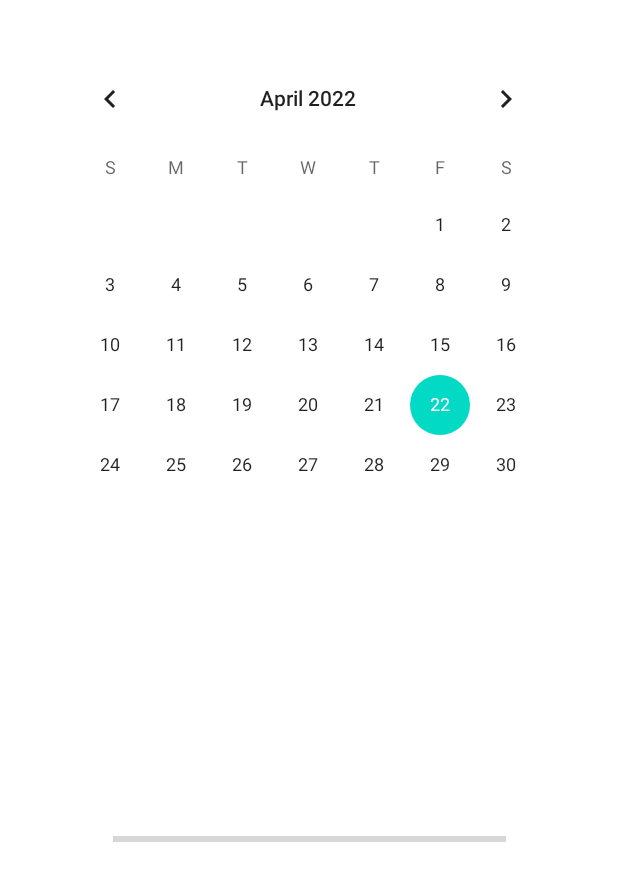
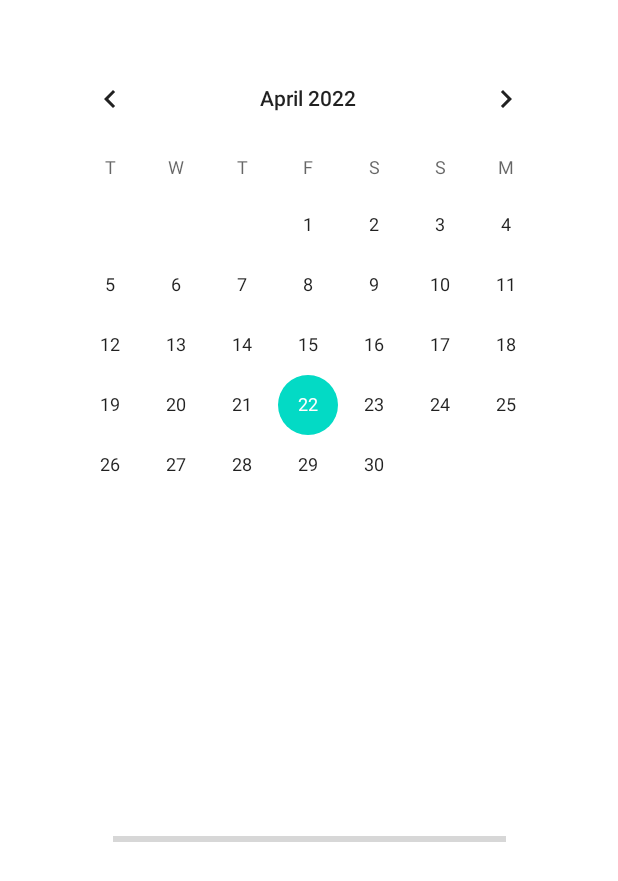
Before and after one commit to mmorawski520/CCalendarApp, an Android app: the SimulationActivity screen opened directly, with no data from a screen before it, on a phone screen of 412 x 824 dp. Shown: the top 881 px of the screen. Run offline under Robolectric (Android 15) with nearby library versions, the phone set to English and light mode, and no system bars; 1 statement that could not run was skipped.

Commit message:
I've finished activity simulation layout Implementation of cross-activity  data passing

```diff
--- a/app/src/main/java/com/example/ccalendarapp/SimulationActivity.kt
+++ b/app/src/main/java/com/example/ccalendarapp/SimulationActivity.kt
@@ -2,10 +2,22 @@ package com.example.ccalendarapp
 
 import androidx.appcompat.app.AppCompatActivity
 import android.os.Bundle
+import android.widget.CalendarView
+import android.widget.ProgressBar
 
 class SimulationActivity : AppCompatActivity() {
     override fun onCreate(savedInstanceState: Bundle?) {
         super.onCreate(savedInstanceState)
         setContentView(R.layout.activity_simulation)
+
+        val progress = findViewById<ProgressBar>(R.id.progressBar)
+        val calV = findViewById<CalendarView>(R.id.calendarView)
+
+        val i = intent
+        var SimulationData =  i.getSerializableExtra("SimulationData") as SimulationDates
+
+        calV.setFirstDayOfWeek(1)
+        calV.setFirstDayOfWeek(3)
+
     }
 }
```
Also changed, not shown: app/src/main/java/com/example/ccalendarapp/MainActivity.kt (+12 -1 lines).
